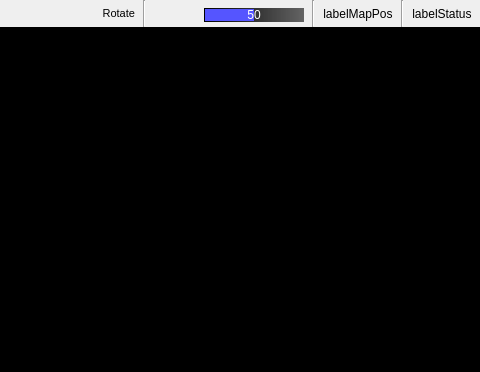
Old version of the form ground/src/plugins/opmap/opmap_widget.ui in the repository openpilot/OpenPilot; both pictures show x 252 to 732 and y 0 to 372 of the 732 by 372 pixel window.
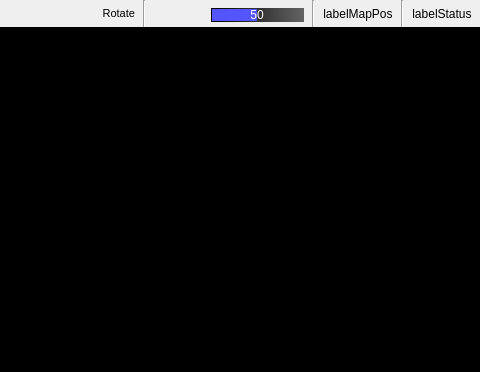
New version of the form. Icons and pictures are not drawn.

Diff of the .ui file:
```diff
--- a/ground/src/plugins/opmap/opmap_widget.ui
+++ b/ground/src/plugins/opmap/opmap_widget.ui
@@ -299,14 +299,14 @@
      <item>
       <widget class="QProgressBar" name="progressBarMap">
        <property name="sizePolicy">
-        <sizepolicy hsizetype="Fixed" vsizetype="Fixed">
+        <sizepolicy hsizetype="MinimumExpanding" vsizetype="Fixed">
          <horstretch>0</horstretch>
          <verstretch>0</verstretch>
         </sizepolicy>
        </property>
        <property name="minimumSize">
         <size>
-         <width>100</width>
+         <width>40</width>
          <height>14</height>
         </size>
        </property>
```
